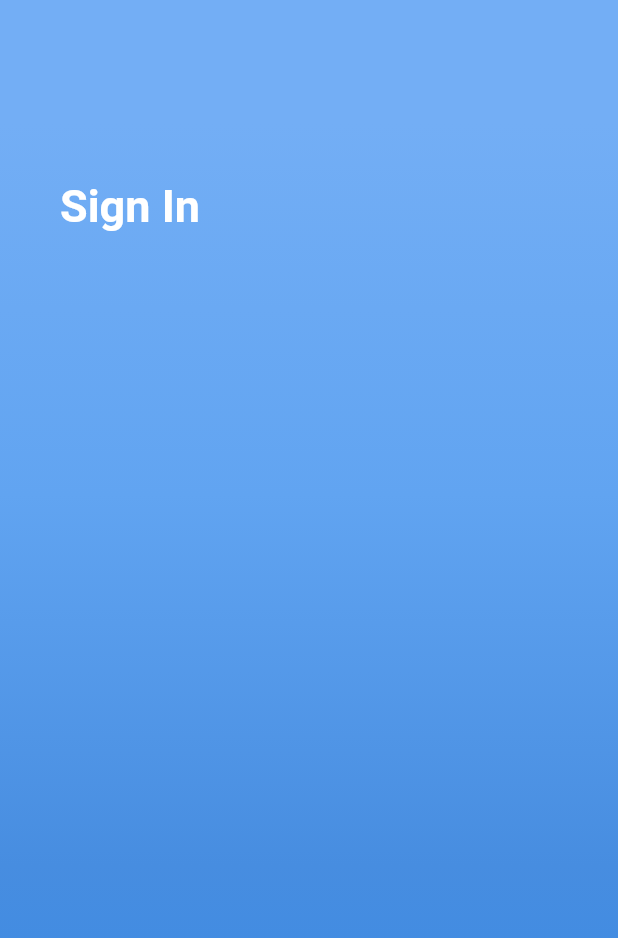
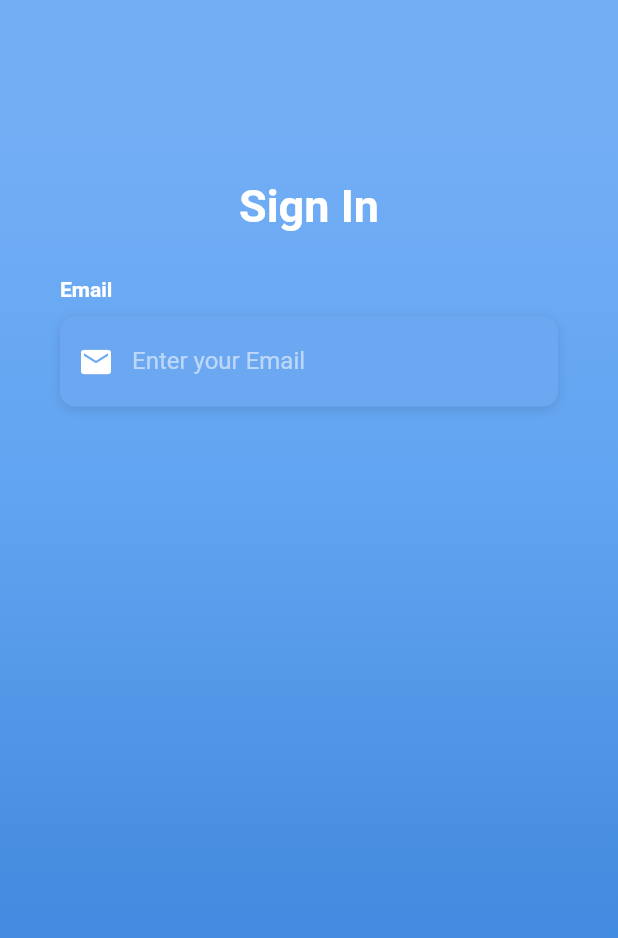
Before and after one commit to WhiteBearDeveloper/Flutter, a Flutter app: the screen it shows after launch, on a phone screen of 412 x 824 dp. Shown: the top 938 px of the screen. Run offline on Flutter 3.47's test engine with Material 2 defaults, Android fonts, the phone set to English and light mode, and no system bars; Roboto replaces fonts that are missing (OpenSans).

Commit message:
Add Email input

```diff
--- a/lib/main.dart
+++ b/lib/main.dart
@@ -66,6 +66,61 @@ class _LoginScreenState extends State<LoginScreen>{
                         fontSize: 30.0,
                         fontWeight: FontWeight.bold
                       )
+                    ),
+                    SizedBox(
+                      height: 30.0,
+                    ),
+                    Column(
+                      crossAxisAlignment: CrossAxisAlignment.start,
+                      children: <Widget>[
+                        Text(
+                          'Email',
+                          style: TextStyle(
+                            color: Colors.white,
+                            fontWeight: FontWeight.bold,
+                            fontFamily: 'OpenSans'
+                          ),
+                        ),
+                        SizedBox(
+                          height: 10.0,
+                        ),
+                        Container(
+                          alignment: Alignment.centerLeft,
+                          decoration: BoxDecoration(
+                            color: Color(0xFF6Ca8F1),
+                            borderRadius: BorderRadius.circular(10.0),
+                            boxShadow: [
+                              BoxShadow(
+                                color: Colors.black12,
+                                blurRadius: 6.0,
+                                offset: Offset(0,2)
+                              )
+                            ]
+                          ),
+                          height: 60.0,
+                          child: TextField(
+                            keyboardType: TextInputType.emailAddress,
+                            style: TextStyle(
+                              color: Colors.white
+                            ),
+                            decoration: InputDecoration(
+                              border: InputBorder.none,
+                              contentPadding: EdgeInsets.only(
+                                top: 14.0
+                              ),
+                              prefixIcon: Icon(
+                                Icons.email,
+                                color: Colors.white
+                              ),
+                              hintText: 'Enter your Email',
+                              hintStyle: TextStyle(
+                                color: Colors.white54,
+                                fontFamily: 'OpenSans'
+                              ),
+                            ),
+                          )
+                        )
+                      ]
                     )
                   ],
                 ),
```
